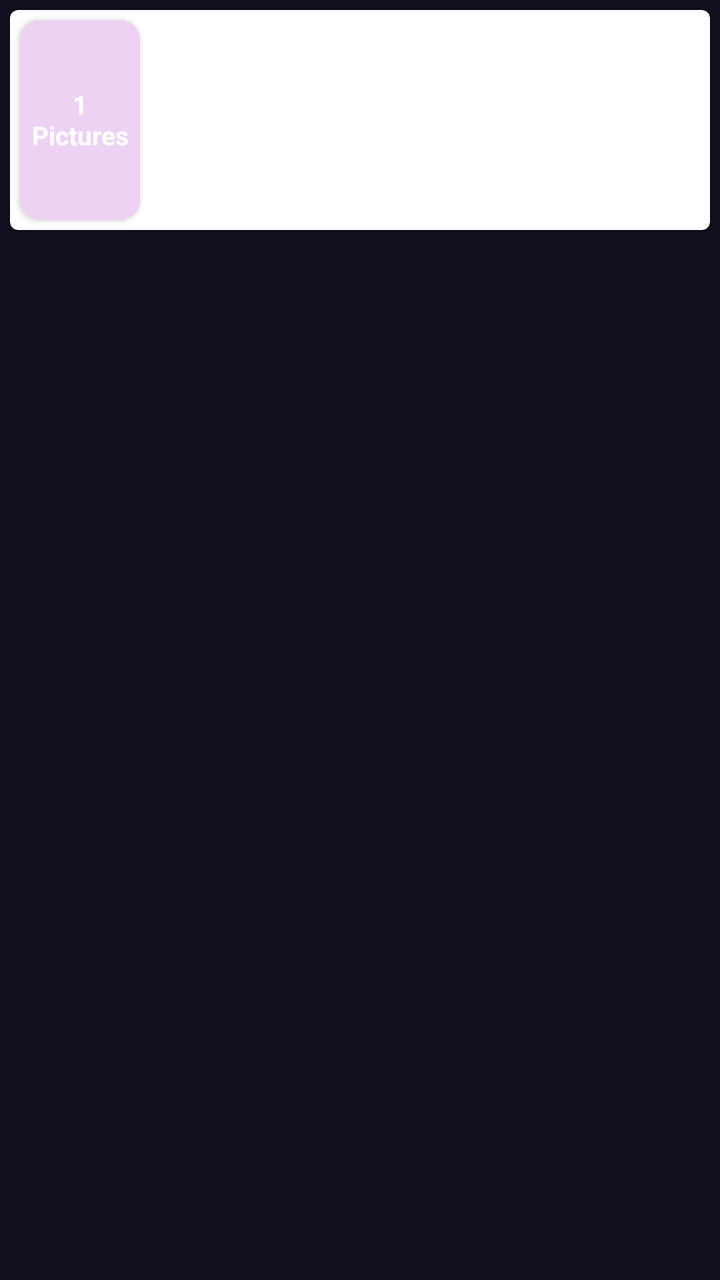
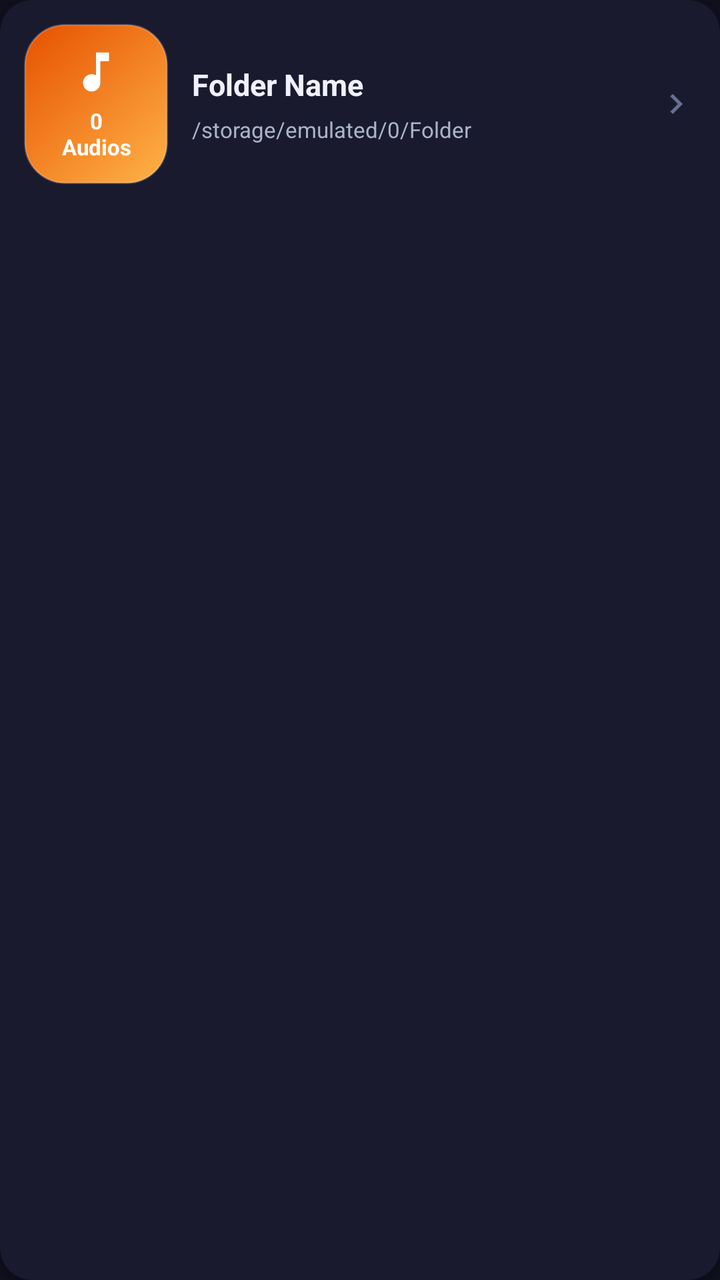

An Android layout rendered at two revisions. The XML below is the earlier revision; the diff shows what the commit changed to produce the second picture.
<!-- AndroidManifest.xml: application theme Theme.PhotoRecoveryNew -->
<!-- res/layout/card_album_audio.xml -->
<?xml version="1.0" encoding="utf-8"?>
<RelativeLayout xmlns:android="http://schemas.android.com/apk/res/android"
    xmlns:aapt="http://schemas.android.com/aapt"
    xmlns:app="http://schemas.android.com/apk/res-auto"
    android:layout_width="match_parent"
    android:layout_height="wrap_content"
    android:foreground="?attr/selectableItemBackground">

    <androidx.cardview.widget.CardView

        android:layout_width="match_parent"
        android:layout_height="110dp"
        android:layout_margin="5dp"
        app:cardBackgroundColor="@color/white"
        app:cardCornerRadius="4dp"
        app:cardElevation="2dp">

        <LinearLayout
            android:layout_width="match_parent"
            android:layout_height="match_parent"
            android:orientation="horizontal">

            <LinearLayout
                android:id="@+id/lv_content"
                android:layout_width="0dp"
                android:layout_height="match_parent"
                android:layout_weight="1"
                android:orientation="horizontal">

                <LinearLayout
                    android:layout_width="match_parent"
                    android:layout_height="match_parent"
                    android:orientation="horizontal">

                    <androidx.cardview.widget.CardView
                        android:id="@+id/imageLayout"
                        android:layout_width="60dip"
                        android:layout_height="100dp"
                        android:layout_marginStart="5dp"
                        android:layout_marginTop="5dp"
                        android:layout_marginBottom="5dp"
                        android:clickable="true"
                        android:focusable="true"
                        app:cardBackgroundColor="#EDD2F3"
                        app:cardCornerRadius="10dp"
                        app:cardElevation="2dp">

                        <LinearLayout
                            android:layout_width="match_parent"
                            android:layout_height="match_parent"
                            android:layout_gravity="center"
                            android:gravity="center"
                            android:orientation="vertical">

                            <TextView
                                android:id="@+id/tv_folder2"
                                android:layout_width="match_parent"
                                android:layout_height="wrap_content"
                                android:gravity="center"
                                android:padding="5dp"
                                android:text="1\nPictures"
                                android:textColor="@color/white"
                                android:textSize="13sp"
                                android:textStyle="bold" />

                        </LinearLayout>

                    </androidx.cardview.widget.CardView>

                    <TextView
                        android:id="@+id/filePath"
                        android:layout_width="match_parent"
                        android:layout_height="match_parent"
                        android:layout_marginStart="5dp"
                        android:layout_marginTop="5dp"
                        android:layout_marginEnd="5dp"
                        android:layout_marginBottom="5dp"
                        android:gravity="center"
                        android:text="Folder Path"
                        android:textSize="18dp" />

                    

                </LinearLayout>
            </LinearLayout>

            <ImageView
                android:id="@+id/im_arrow"
                android:layout_width="24dip"
                android:layout_height="24dip"
                android:layout_gravity="center"
                android:layout_marginEnd="5dp"
                android:background="@drawable/ic_arrow" />
        </LinearLayout>
    </androidx.cardview.widget.CardView>
</RelativeLayout>
<!-- resources referenced by this layout -->
<resources>
  <color name="white">#FFFFFFFF</color>
  <!-- drawable ic_arrow (drawable) -->
  <vector xmlns:android="http://schemas.android.com/apk/res/android"
      android:width="24dp"
      android:height="24dp"
      android:viewportWidth="24"
      android:viewportHeight="24"
      android:tint="?attr/colorControlNormal">
    <path
        android:fillColor="@android:color/white"
        android:pathData="M8.59,16.59L13.17,12 8.59,7.41 10,6l6,6 -6,6 -1.41,-1.41z"/>
  </vector>
  <style name="Theme.PhotoRecoveryNew" parent="Theme.MaterialComponents.NoActionBar">
          <item name="colorPrimary">@color/colorPrimary</item>
          <item name="colorPrimaryVariant">@color/colorPrimaryDark</item>
          <item name="colorOnPrimary">@color/white</item>
          <item name="colorSecondary">@color/colorSecondary</item>
          <item name="colorOnSecondary">@color/white</item>
          <item name="android:windowBackground">@color/colorBackground</item>
          <item name="android:statusBarColor" tools:targetApi="l">@color/colorBackground</item>
          <item name="android:navigationBarColor">@color/colorNavBackground</item>
          <item name="android:windowLightStatusBar" tools:targetApi="m">false</item>
      </style>
  <color name="colorPrimary">#7B6FFF</color>
  <color name="colorPrimaryDark">#5A4FE0</color>
  <color name="colorSecondary">#00D4AA</color>
  <color name="colorBackground">#0F0F1E</color>
  <color name="colorNavBackground">#12121F</color>
</resources>

<!-- the commit's change to res/layout/card_album_audio.xml (unified diff, before → after) -->
@@ -1,96 +1,95 @@
 <?xml version="1.0" encoding="utf-8"?>
-<RelativeLayout xmlns:android="http://schemas.android.com/apk/res/android"
-    xmlns:aapt="http://schemas.android.com/aapt"
+<androidx.cardview.widget.CardView xmlns:android="http://schemas.android.com/apk/res/android"
     xmlns:app="http://schemas.android.com/apk/res-auto"
     android:layout_width="match_parent"
     android:layout_height="wrap_content"
-    android:foreground="?attr/selectableItemBackground">
+    android:layout_marginHorizontal="12dp"
+    android:layout_marginVertical="5dp"
+    android:foreground="?attr/selectableItemBackground"
+    android:clickable="true"
+    android:focusable="true"
+    app:cardCornerRadius="16dp"
+    app:cardElevation="3dp"
+    app:cardBackgroundColor="@color/colorCardBg">
 
-    <androidx.cardview.widget.CardView
+    <LinearLayout
+        android:layout_width="match_parent"
+        android:layout_height="wrap_content"
+        android:orientation="horizontal"
+        android:gravity="center_vertical"
+        android:padding="12dp">
 
-        android:layout_width="match_parent"
-        android:layout_height="110dp"
-        android:layout_margin="5dp"
-        app:cardBackgroundColor="@color/white"
-        app:cardCornerRadius="4dp"
-        app:cardElevation="2dp">
-
+        
         <LinearLayout
-            android:layout_width="match_parent"
-            android:layout_height="match_parent"
-            android:orientation="horizontal">
-
-            <LinearLayout
-                android:id="@+id/lv_content"
-                android:layout_width="0dp"
-                android:layout_height="match_parent"
-                android:layout_weight="1"
-                android:orientation="horizontal">
-
-                <LinearLayout
-                    android:layout_width="match_parent"
-                    android:layout_height="match_parent"
-                    android:orientation="horizontal">
-
-                    <androidx.cardview.widget.CardView
-                        android:id="@+id/imageLayout"
-                        android:layout_width="60dip"
-                        android:layout_height="100dp"
-                        android:layout_marginStart="5dp"
-                        android:layout_marginTop="5dp"
-                        android:layout_marginBottom="5dp"
-                        android:clickable="true"
-                        android:focusable="true"
-                        app:cardBackgroundColor="#EDD2F3"
-                        app:cardCornerRadius="10dp"
-                        app:cardElevation="2dp">
-
-                        <LinearLayout
-                            android:layout_width="match_parent"
-                            android:layout_height="match_parent"
-                            android:layout_gravity="center"
-                            android:gravity="center"
-                            android:orientation="vertical">
-
-                            <TextView
-                                android:id="@+id/tv_folder2"
-                                android:layout_width="match_parent"
-                                android:layout_height="wrap_content"
-                                android:gravity="center"
-                                android:padding="5dp"
-                                android:text="1\nPictures"
-                                android:textColor="@color/white"
-                                android:textSize="13sp"
-                                android:textStyle="bold" />
-
-                        </LinearLayout>
-
-                    </androidx.cardview.widget.CardView>
-
-                    <TextView
-                        android:id="@+id/filePath"
-                        android:layout_width="match_parent"
-                        android:layout_height="match_parent"
-                        android:layout_marginStart="5dp"
-                        android:layout_marginTop="5dp"
-                        android:layout_marginEnd="5dp"
-                        android:layout_marginBottom="5dp"
-                        android:gravity="center"
-                        android:text="Folder Path"
-                        android:textSize="18dp" />
-
-                    
-
-                </LinearLayout>
-            </LinearLayout>
+            android:id="@+id/imageLayout"
+            android:layout_width="72dp"
+            android:layout_height="80dp"
+            android:orientation="vertical"
+            android:gravity="center"
+            android:background="@drawable/bg_card_audios"
+            android:padding="6dp"
+            android:layout_marginEnd="12dp">
 
             <ImageView
-                android:id="@+id/im_arrow"
-                android:layout_width="24dip"
-                android:layout_height="24dip"
-                android:layout_gravity="center"
-                android:layout_marginEnd="5dp"
-                android:background="@drawable/ic_arrow" />
+                android:id="@+id/iv_folder_icon"
+                android:layout_width="26dp"
+                android:layout_height="26dp"
+                android:src="@drawable/ic_cat_audio"
+                android:tint="#FFFFFF"
+                android:layout_marginBottom="4dp"/>
+
+            <TextView
+                android:id="@+id/tv_folder2"
+                android:layout_width="match_parent"
+                android:layout_height="wrap_content"
+                android:gravity="center"
+                android:text="0\nAudios"
+                android:textColor="#FFFFFF"
+                android:textSize="11sp"
+                android:textStyle="bold"/>
         </LinearLayout>
-    </androidx.cardview.widget.CardView>
-</RelativeLayout>
+
+        
+        <LinearLayout
+            android:layout_width="0dp"
+            android:layout_height="80dp"
+            android:layout_weight="1"
+            android:orientation="vertical"
+            android:gravity="center_vertical">
+
+            
+            <TextView
+                android:id="@+id/tvFolderName"
+                android:layout_width="match_parent"
+                android:layout_height="wrap_content"
+                android:text="Folder Name"
+                android:textColor="@color/colorTextPrimary"
+                android:textSize="15sp"
+                android:textStyle="bold"
+                android:maxLines="1"
+                android:ellipsize="end"/>
+
+            
+            <TextView
+                android:id="@+id/filePath"
+                android:layout_width="match_parent"
+                android:layout_height="wrap_content"
+                android:text="/storage/emulated/0/Folder"
+                android:textColor="@color/colorTextSecondary"
+                android:textSize="11sp"
+                android:maxLines="1"
+                android:ellipsize="end"
+                android:layout_marginTop="5dp"/>
+        </LinearLayout>
+
+        
+        <ImageView
+            android:id="@+id/im_arrow"
+            android:layout_width="20dp"
+            android:layout_height="20dp"
+            android:layout_marginStart="8dp"
+            android:src="@drawable/ic_chevron_right"
+            app:tint="@color/colorTextHint"/>
+
+    </LinearLayout>
+</androidx.cardview.widget.CardView>
<!-- resource entries referenced after the edit -->
@@ -1,17 +1,46 @@
 <!-- resources referenced by this layout -->
 <resources>
-  <color name="white">#FFFFFFFF</color>
-  <!-- drawable ic_arrow (drawable) -->
+  <color name="colorCardBg">#1A1A2E</color>
+  <color name="colorTextHint">#667090</color>
+  <color name="colorTextPrimary">#F0F0FF</color>
+  <color name="colorTextSecondary">#AAB4C8</color>
+  <!-- drawable bg_card_audios (drawable) -->
+  <?xml version="1.0" encoding="utf-8"?>
+  <shape xmlns:android="http://schemas.android.com/apk/res/android"
+      android:shape="rectangle">
+      <gradient
+          android:startColor="#FFB347"
+          android:endColor="#E65100"
+          android:angle="135"/>
+      <corners android:radius="20dp"/>
+      <stroke
+          android:width="1dp"
+          android:color="#33FFFFFF"/>
+  </shape>
+  <!-- drawable ic_cat_audio (drawable) -->
+  <?xml version="1.0" encoding="utf-8"?>
   <vector xmlns:android="http://schemas.android.com/apk/res/android"
       android:width="24dp"
       android:height="24dp"
       android:viewportWidth="24"
-      android:viewportHeight="24"
-      android:tint="?attr/colorControlNormal">
-    <path
-        android:fillColor="@android:color/white"
-        android:pathData="M8.59,16.59L13.17,12 8.59,7.41 10,6l6,6 -6,6 -1.41,-1.41z"/>
+      android:viewportHeight="24">
+      
+      <path
+          android:fillColor="#FFFFFF"
+          android:pathData="M12,3V13.55C11.41,13.21 10.73,13 10,13C7.79,13 6,14.79 6,17C6,19.21 7.79,21 10,21C12.21,21 14,19.21 14,17V7H18V3H12Z"/>
   </vector>
+  <!-- drawable ic_chevron_right (drawable) -->
+  <?xml version="1.0" encoding="utf-8"?>
+  <vector xmlns:android="http://schemas.android.com/apk/res/android"
+      android:width="32dp"
+      android:height="32dp"
+      android:viewportWidth="24"
+      android:viewportHeight="24">
+      <path
+          android:fillColor="#FFFFFF"
+          android:pathData="M8.59,16.59L13.17,12L8.59,7.41L10,6L16,12L10,18L8.59,16.59Z"/>
+  </vector>
+  <color name="white">#FFFFFFFF</color>
   <style name="Theme.PhotoRecoveryNew" parent="Theme.MaterialComponents.NoActionBar">
           <item name="colorPrimary">@color/colorPrimary</item>
           <item name="colorPrimaryVariant">@color/colorPrimaryDark</item>
